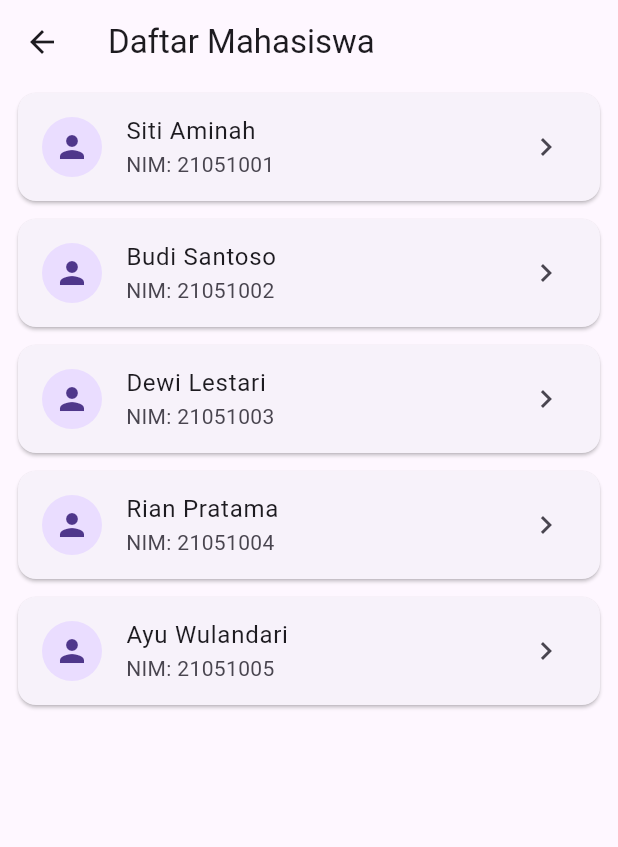
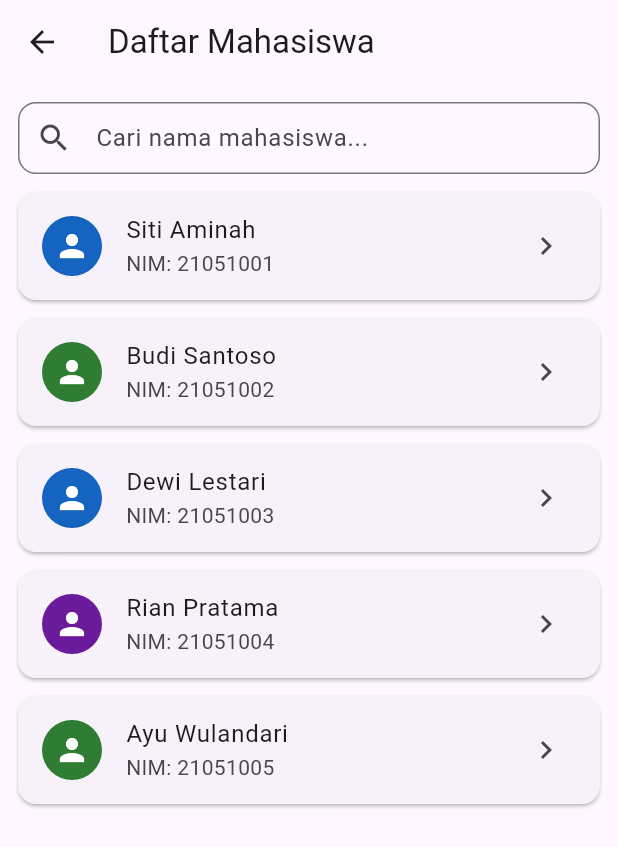
Before and after one commit to nisrinakamiliap-stack/tugas_pemograman_mobile_pertemuan4, a Flutter app: the DaftarMahasiswaPage screen opened directly, on a phone screen of 412 x 824 dp. Shown: the top 847 px of the screen. Run offline on Flutter 3.47's test engine with Material 3 defaults, Android fonts, the phone set to English and light mode, and no system bars.

Commit message:
penambahan field semester pada setiap data, ganti warna avatar , namhah textfield pencarian

```diff
--- a/lib/daftar_mahasiswa_page.dart
+++ b/lib/daftar_mahasiswa_page.dart
@@ -3,21 +3,93 @@ import 'package:flutter/material.dart';
 import 'data_mahasiswa.dart';
 import 'detail_mahasiswa_page.dart';
 
-class DaftarMahasiswaPage extends StatelessWidget {
+Color _colorForJurusan(String jurusan) {
+  switch (jurusan) {
+    case 'Teknik Informatika':
+      return const Color(0xFF1565C0); // Biru tua
+    case 'Sistem Informasi':
+      return const Color(0xFF2E7D32); // Hijau tua
+    case 'Teknik Komputer':
+      return const Color(0xFF6A1B9A); // Ungu tua
+    default:
+      return const Color(0xFF37474F); // Abu-abu gelap
+  }
+}
+
+class DaftarMahasiswaPage extends StatefulWidget {
   const DaftarMahasiswaPage({super.key});
 
   @override
+  State<DaftarMahasiswaPage> createState() => _DaftarMahasiswaPageState();
+}
+
+class _DaftarMahasiswaPageState extends State<DaftarMahasiswaPage> {
+  final TextEditingController _searchController = TextEditingController();
+  String _searchQuery = '';
+
+  @override
+  void dispose() {
+    _searchController.dispose();
+    super.dispose();
+  }
+
+  @override
   Widget build(BuildContext context) {
+    final filteredList = daftarMahasiswa
+        .where((mhs) =>
+            mhs['nama']!.toLowerCase().contains(_searchQuery.toLowerCase()))
+        .toList();
+
     return Scaffold(
       appBar: AppBar(title: const Text('Daftar Mahasiswa')),
-      body: ListView.builder(
-        itemCount: daftarMahasiswa.length,
+      body: Column(
+        children: [
+          Padding(
+            padding: const EdgeInsets.fromLTRB(12, 12, 12, 6),
+            child: TextField(
+              controller: _searchController,
+              decoration: InputDecoration(
+                hintText: 'Cari nama mahasiswa...',
+                prefixIcon: const Icon(Icons.search),
+                suffixIcon: _searchQuery.isNotEmpty
+                    ? IconButton(
+                        icon: const Icon(Icons.clear),
+                        onPressed: () {
+                          _searchController.clear();
+                          setState(() => _searchQuery = '');
+                        },
+                      )
+                    : null,
+                border: OutlineInputBorder(
+                  borderRadius: BorderRadius.circular(12),
+                ),
+                contentPadding: const EdgeInsets.symmetric(vertical: 0),
+              ),
+              onChanged: (value) => setState(() => _searchQuery = value),
+            ),
+          ),
+          Expanded(
+            child: filteredList.isEmpty
+                ? const Center(
+                    child: Text(
+                      'Mahasiswa tidak ditemukan.',
+                      style: TextStyle(color: Colors.grey),
+                    ),
+                  )
+                : ListView.builder(
+                    itemCount: filteredList.length,
                     itemBuilder: (context, index) {
-          final mhs = daftarMahasiswa[index];
+                      final mhs = filteredList[index];
+                      final color = _colorForJurusan(mhs['jurusan']!);
                       return Card(
-            margin: const EdgeInsets.symmetric(horizontal: 12, vertical: 6),
+                        margin: const EdgeInsets.symmetric(
+                            horizontal: 12, vertical: 6),
                         child: ListTile(
-              leading: const CircleAvatar(child: Icon(Icons.person)),
+                          leading: CircleAvatar(
+                            backgroundColor: color,
+                            child:
+                                const Icon(Icons.person, color: Colors.white),
+                          ),
                           title: Text(mhs['nama']!),
                           subtitle: Text('NIM: ${mhs['nim']}'),
                           trailing: const Icon(Icons.chevron_right),
@@ -25,7 +97,8 @@ class DaftarMahasiswaPage extends StatelessWidget {
                             Navigator.push(
                               context,
                               MaterialPageRoute(
-                    builder: (context) => DetailMahasiswaPage(mahasiswa: mhs),
+                                builder: (context) =>
+                                    DetailMahasiswaPage(mahasiswa: mhs),
                               ),
                             );
                           },
@@ -33,6 +106,9 @@ class DaftarMahasiswaPage extends StatelessWidget {
                       );
                     },
                   ),
+          ),
+        ],
+      ),
     );
   }
 }
--- a/lib/data_mahasiswa.dart
+++ b/lib/data_mahasiswa.dart
@@ -1,7 +1,7 @@
 final List<Map<String, String>> daftarMahasiswa = [
-    {'nama': 'Siti Aminah', 'nim': '21051001', 'jurusan': 'Teknik Informatika'},
-    {'nama': 'Budi Santoso', 'nim': '21051002', 'jurusan': 'Sistem Informasi'},
-    {'nama': 'Dewi Lestari', 'nim': '21051003', 'jurusan': 'Teknik Informatika'},
-    {'nama': 'Rian Pratama', 'nim': '21051004', 'jurusan': 'Teknik Komputer'},
-    {'nama': 'Ayu Wulandari', 'nim': '21051005', 'jurusan': 'Sistem Informasi'},
+    {'nama': 'Siti Aminah', 'nim': '21051001', 'jurusan': 'Teknik Informatika', 'semester': '5'},
+    {'nama': 'Budi Santoso', 'nim': '21051002', 'jurusan': 'Sistem Informasi', 'semester': '3'},
+    {'nama': 'Dewi Lestari', 'nim': '21051003', 'jurusan': 'Teknik Informatika', 'semester': '7'},
+    {'nama': 'Rian Pratama', 'nim': '21051004', 'jurusan': 'Teknik Komputer', 'semester': '1'},
+    {'nama': 'Ayu Wulandari', 'nim': '21051005', 'jurusan': 'Sistem Informasi', 'semester': '4'},
 ];
--- a/lib/detail_mahasiswa_page.dart
+++ b/lib/detail_mahasiswa_page.dart
@@ -31,6 +31,11 @@ class DetailMahasiswaPage extends StatelessWidget {
               'Jurusan: ${mahasiswa['jurusan']}',
               style: const TextStyle(fontSize: 16),
             ),
+            const SizedBox(height: 4),
+            Text(
+              'Semester: ${mahasiswa['semester']}',
+              style: const TextStyle(fontSize: 16),
+            ),
           ],
         ),
       ),
```
Lines whose indentation alone changed are shown as unchanged.
